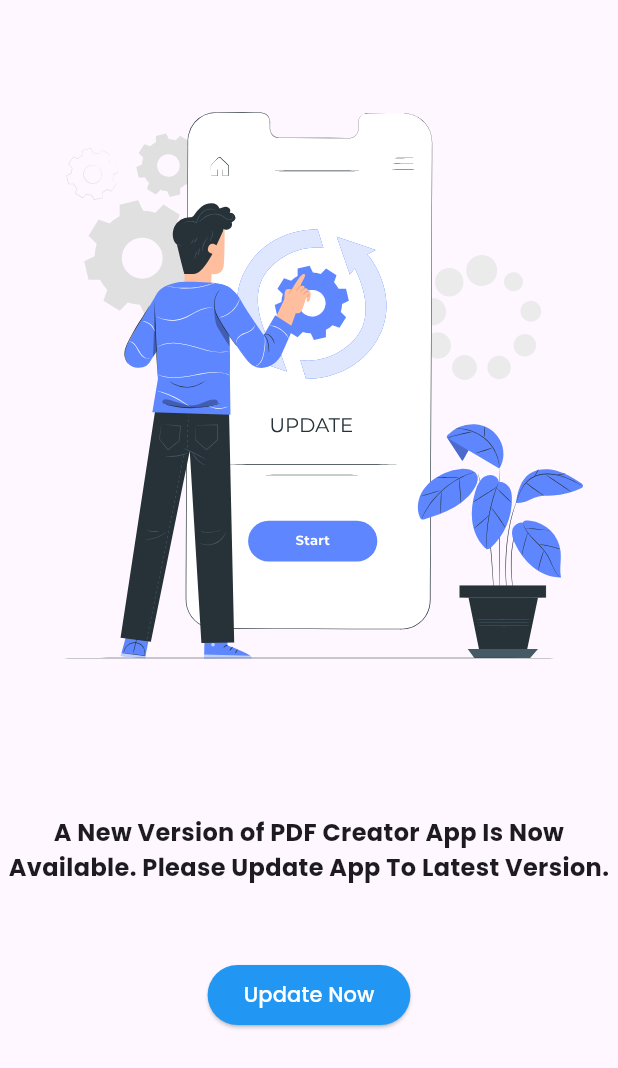
After one commit to meetvaghasiya/Pdf_Creator_latest, a Flutter app: the DashBoard screen opened directly, after a tap on the "screen lock landscape" icon, on a phone screen of 412 x 824 dp. The commit adds this screen. Shown: the top 1068 px of the screen. Run offline on Flutter 3.47's test engine with Material 3 defaults, Android fonts, the phone set to English and light mode, and no system bars; our stand-ins replace animated_splash_screen, device_info_plus, flutter_onboarding_slider, flutter_secure_storage, flutter_svg, flutter_tts and 11 more; missing offline and left inert: crop_image, google_ml_kit, pdf_render, version; accounts and stored records are empty; network calls fail.

Commit message:
update screen added

```diff
--- a/lib/Screens/DashBoard Screen/dashboard.dart
+++ b/lib/Screens/DashBoard Screen/dashboard.dart
@@ -13,6 +13,7 @@ import 'package:pdf_creator/Screens/Pdf%20Utilities/textSpecch/TextSpeech.dart';
 import 'package:pdf_creator/Screens/Search%20Screen/searchscreen.dart';
 import 'package:pdf_creator/Screens/bookmark/bookmarkscreen.dart';
 import 'package:pdf_creator/Screens/pdfscreen/pdfscreen.dart';
+import 'package:pdf_creator/Screens/updateapp.dart';
 import 'package:pdf_creator/Utilities/classes.dart';
 import 'package:pdf_creator/Utilities/colors.dart';
 // import 'package:pdf_text/pdf_text.dart';
@@ -23,6 +24,9 @@ import 'package:url_launcher/url_launcher.dart';
 
 import '../../Utilities/utilities.dart';
 import 'dashboardCtrl.dart';
+import 'dart:convert';
+import 'package:http/http.dart' as http;
+import 'package:version/version.dart';
 
 class DashBoard extends StatefulWidget {
   const DashBoard({super.key});
@@ -40,8 +44,34 @@ class _DashBoardState extends State<DashBoard> {
   @override
   void initState() {
     _dashCtrl.getDocuments();
+    _checkForUpdates();
     super.initState();
   }
+
+  final String updateCheckUrl =
+      'https://raw.githubusercontent.com/meetvaghasiya/Pdf_Creator_latest/main/README.md';
+
+  Future<void> _checkForUpdates() async {
+    PackageInfo packageInfo = await PackageInfo.fromPlatform();
+    final currentAppVersion = packageInfo.version;
+
+    final response = await http.get(Uri.parse(updateCheckUrl));
+    final data = json.decode(response.body);
+
+    final latestVersion = Version.parse(data['version']);
+    final currentVersion = Version.parse(currentAppVersion);
+
+    if (latestVersion > currentVersion) {
+      // Show update dialog
+      Get.offAll(UpdateAppScreen());
+      // _showUpdateDialog(data['message']);
+    } else {
+      // Proceed to the main screen or home page
+      Get.back();
+    }
+  }
+
+
 
   @override
   Widget build(BuildContext context) {
@@ -130,8 +160,8 @@ class _DashBoardState extends State<DashBoard> {
                 ),
                 onTap: () {
                   final String url = Platform.isAndroid
-                      ? "https://play.google.com/store/apps/details?id=com.buissmaster.buissmasterApp&pcampaignid=web_share"
-                      : "https://apps.apple.com/in/app/buissmaster-oms/id1614817862";
+                      ? "https://play.google.com/store/apps/details?id=com.pdf.creator.apps"
+                      : "https://apps.apple.com/in/app/pdf-creator-app/id6475385314";
                   Share.share(url);
                   _dashCtrl.zoomDrawerController.value.toggle?.call();
                 },
@@ -161,8 +191,8 @@ class _DashBoardState extends State<DashBoard> {
               ),
               ListTile(
                 onTap: () async {
-                  final Uri url0 = Uri.parse(
-                      'https://www.thefreelancewarriors.com');
+                  final Uri url0 =
+                      Uri.parse('https://www.thefreelancewarriors.com');
 
                   if (!await launchUrl(url0)) {
                     throw Exception('Could not launch $url0');
@@ -272,6 +302,14 @@ class _DashBoardState extends State<DashBoard> {
               fontSize: 18,
               fontWeight: FontWeight.w500),
         ),
+        actions: [
+          IconButton(
+            onPressed: () {
+              Get.to(UpdateAppScreen());
+            },
+            icon: Icon(Icons.screen_lock_landscape,color: Colors.white,),
+          ),
+        ],
       ),
       backgroundColor: AppColor.themeDark,
       body: NestedScrollView(
@@ -899,7 +937,8 @@ class _FunctionCardState extends State<FunctionCard> {
                     "Convert Image To PDf",
                     style: TextStyle(fontSize: 15),
                   ),
-                  Row(mainAxisAlignment: MainAxisAlignment.center,
+                  Row(
+                    mainAxisAlignment: MainAxisAlignment.center,
                     children: [
                       CircleAvatar(
                         radius: 25,
@@ -909,7 +948,7 @@ class _FunctionCardState extends State<FunctionCard> {
                           color: AppColor.whiteClr,
                         ),
                       ),
-                      Image.asset('assets/images/arrow-up.png',height: 50),
+                      Image.asset('assets/images/arrow-up.png', height: 50),
                       CircleAvatar(
                         radius: 25,
                         backgroundColor: AppColor.themeDark,
--- /dev/null
+++ b/lib/Screens/updateapp.dart
@@ -0,0 +1,96 @@
+import 'dart:io';
+
+import 'package:flutter/material.dart';
+import 'package:flutter_svg/svg.dart';
+import 'package:get/get.dart';
+import 'package:url_launcher/url_launcher.dart';
+import 'package:url_launcher/url_launcher_string.dart';
+
+class UpdateAppScreen extends StatefulWidget {
+  const UpdateAppScreen({Key? key}) : super(key: key);
+
+  @override
+  State<UpdateAppScreen> createState() => _UpdateAppScreenState();
+}
+
+
+
+class _UpdateAppScreenState extends State<UpdateAppScreen> {
+
+  // void _showUpdateDialog(String message) {
+  //   showDialog(
+  //     context: context,
+  //     barrierDismissible: false,
+  //     builder: (context) => WillPopScope(
+  //       onWillPop: () {
+  //         exit(0);
+  //       },
+  //       child: AlertDialog(
+  //         title: Text('Update Available'),
+  //         content: Text(message),
+  //         actions: [
+  //           TextButton(
+  //             onPressed: () {
+  //               _launchStoreLink();
+  //               Get.back();
+  //             },
+  //             child: Text('Update Now'),
+  //           ),
+  //         ],
+  //       ),
+  //     ),
+  //   );
+  // }
+
+  void _launchStoreLink() async {
+    // Replace the URLs with your app's actual Play Store and App Store links
+    String playStoreLink =
+        'https://play.google.com/store/apps/details?id=com.pdf.creator.apps';
+    String appStoreLink =
+        'https://apps.apple.com/in/app/pdf-creator-app/id6475385314';
+
+    // Choose the appropriate link based on the platform
+    String storeLink = Platform.isAndroid ? playStoreLink : appStoreLink;
+
+    if (await canLaunchUrlString(storeLink)) {
+      await launchUrlString(storeLink);
+    } else {
+      // Handle error
+      print('Could not launch store link');
+    }
+  }
+  @override
+  Widget build(BuildContext context) {
+    return Scaffold(
+      body: Column(
+        children: [
+          Container(
+            height: MediaQuery.of(context).size.height * 0.6,
+            width: double.infinity,
+            child: SvgPicture.asset("assets/images/Update.svg"),
+          ),
+          SizedBox(
+            height: MediaQuery.of(context).size.height * 0.06,
+          ),
+          Text(
+            "A New Version of PDF Creator App Is Now Available. Please Update App To Latest Version.",
+            textAlign: TextAlign.center,
+            style: TextStyle(fontWeight: FontWeight.bold, fontSize: 16),
+          ),SizedBox(
+            height: MediaQuery.of(context).size.height * 0.06,
+          ),
+          ElevatedButton(
+            onPressed: () {
+              _launchStoreLink();
+            },
+            style: ElevatedButton.styleFrom(
+              primary: Colors.blue, // Set your desired color here
+            ),
+            child: Text("Update Now",style: TextStyle(color: Colors.white),),
+          ),
+
+        ],
+      ),
+    );
+  }
+}
--- a/pubspec.yaml
+++ b/pubspec.yaml
@@ -60,6 +60,10 @@ dependencies:
   pdf_render: ^1.4.5
   image: ^4.1.3
   gallery_saver: ^2.3.2
+  http:
+  version: ^2.0.0
+  flutter_svg: ^2.0.9
+
 
 dev_dependencies:
   flutter_test:
```
Also changed, not shown: lib/main.dart (+103 -4 lines), assets/images/Update.svg (added), pubspec.lock.
